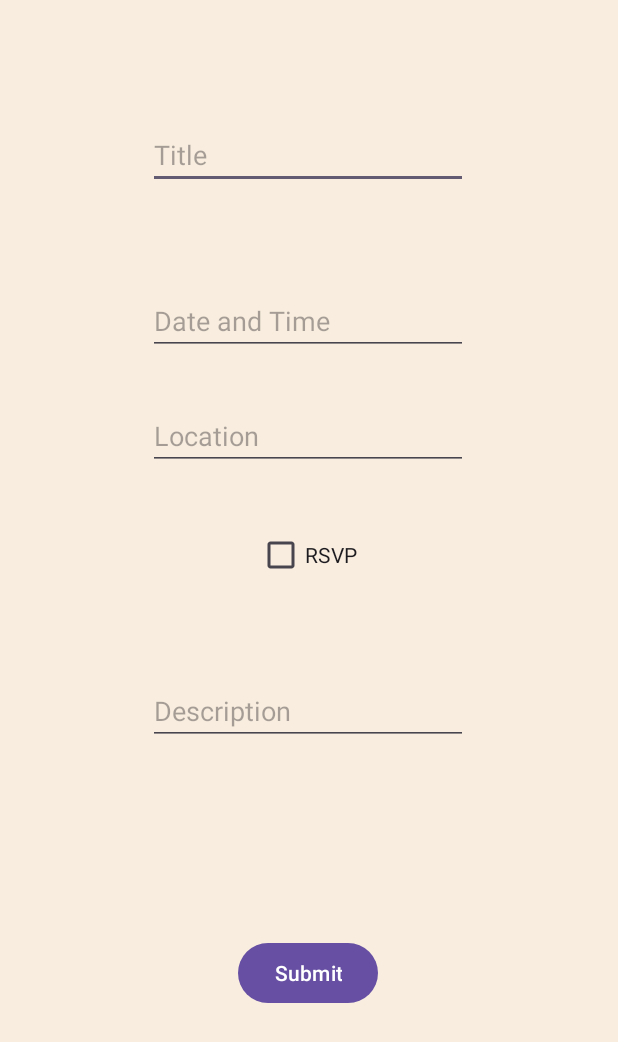
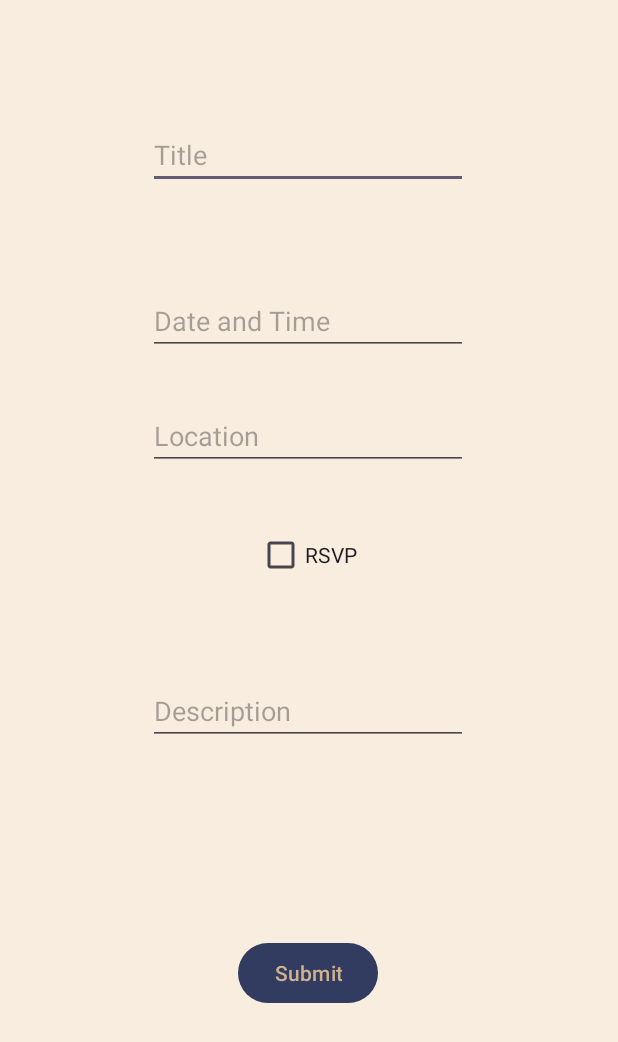
Before and after one commit to themightygoogol/Kelowna-Hive, an Android app: the PostEvent screen opened directly, with no data from a screen before it, on a phone screen of 412 x 824 dp. Shown: the top 1042 px of the screen. Run offline under Robolectric (Android 15) with nearby library versions, the phone set to English and light mode, and no system bars.

Commit message:
Adds 1 more color

```diff
--- a/app/src/main/res/layout/activity_post_event.xml
+++ b/app/src/main/res/layout/activity_post_event.xml
@@ -81,6 +81,8 @@
         android:layout_width="wrap_content"
         android:layout_height="wrap_content"
         android:text="Submit"
+        app:backgroundTint="@color/button_blue"
+        android:textColor="@color/button_text"
         app:layout_constraintBottom_toBottomOf="parent"
         app:layout_constraintEnd_toEndOf="parent"
         app:layout_constraintHorizontal_bias="0.498"
--- a/app/src/main/res/values/colors.xml
+++ b/app/src/main/res/values/colors.xml
@@ -3,4 +3,6 @@
     <color name="black">#FF000000</color>
     <color name="white">#FFFFFFFF</color>
     <color name="yellow">#F8EDDE</color>
+    <color name="button_blue">#323b60</color>
+    <color name="button_text">#ceb290</color>
 </resources>
```
